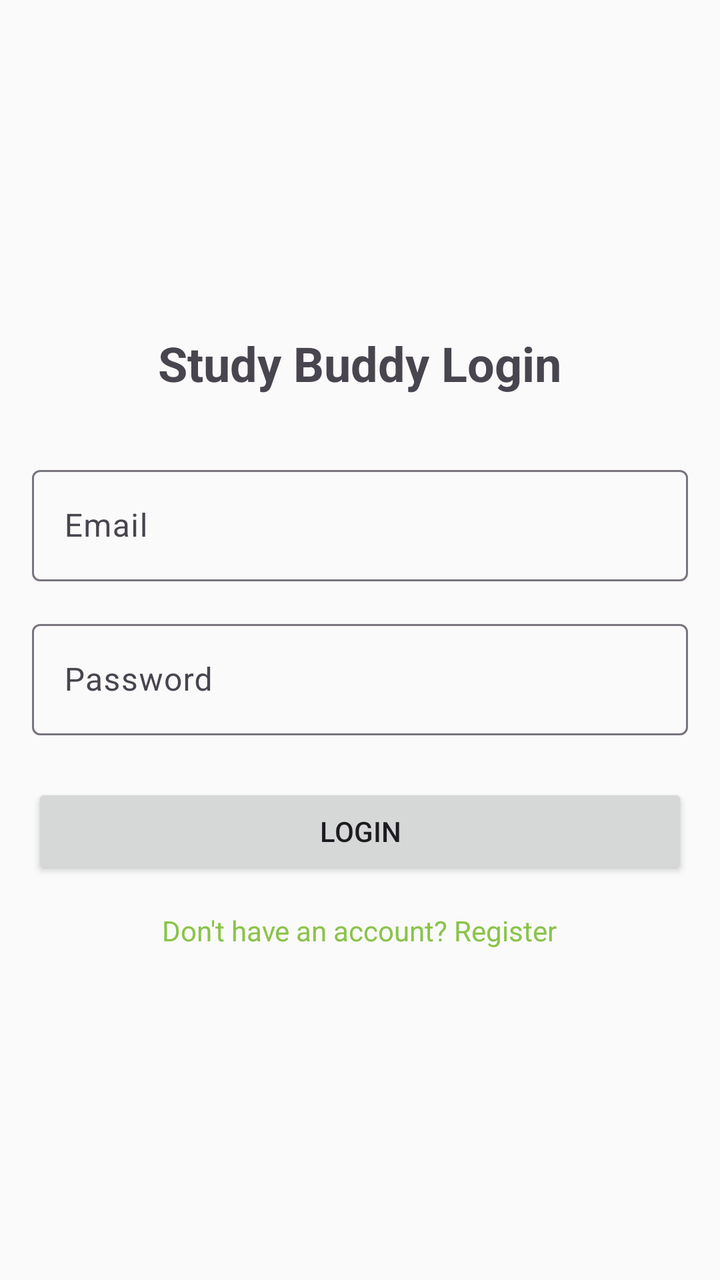
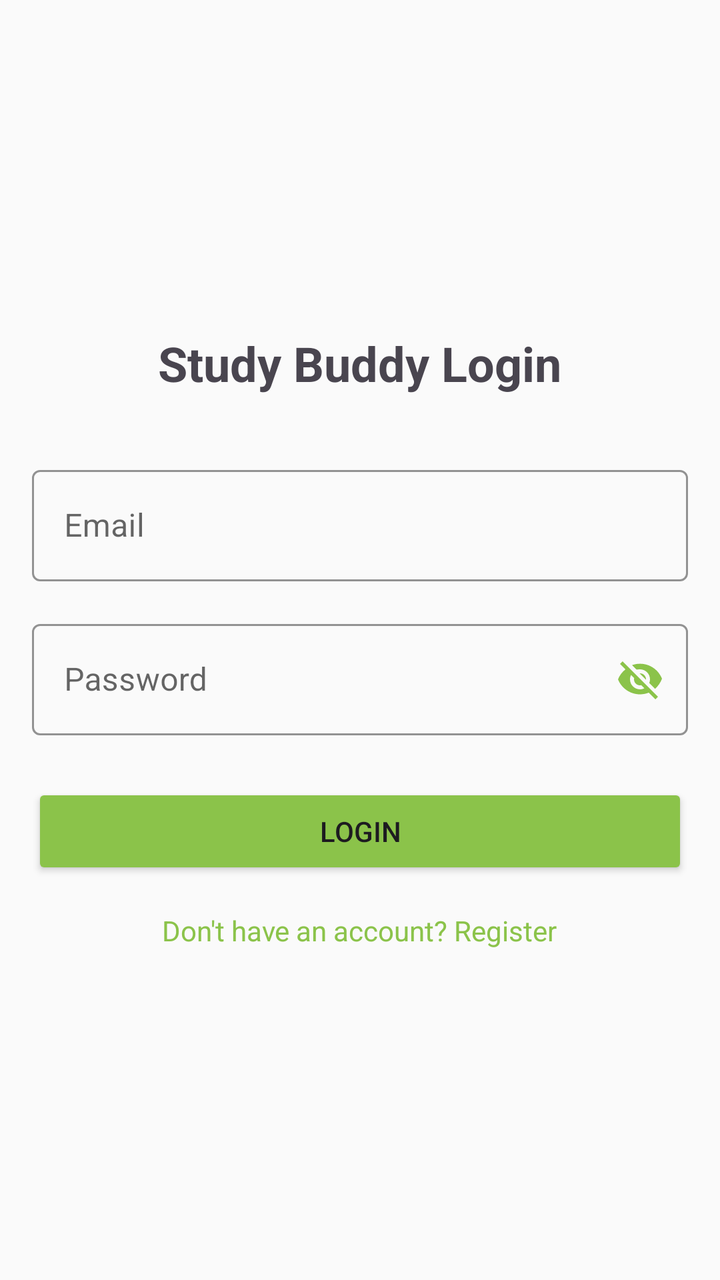

An Android layout rendered at two revisions. The XML below is the earlier revision; the diff shows what the commit changed to produce the second picture.
<!-- AndroidManifest.xml: application theme Theme.StudyBuddy -->
<!-- res/layout/fragment_login.xml -->
<?xml version="1.0" encoding="utf-8"?>
<LinearLayout xmlns:android="http://schemas.android.com/apk/res/android"
    android:layout_width="match_parent"
    android:layout_height="match_parent"
    android:gravity="center"
    android:orientation="vertical"
    android:padding="16dp">

    <TextView
        android:layout_width="wrap_content"
        android:layout_height="wrap_content"
        android:text="Study Buddy Login"
        android:textSize="24sp"
        android:textStyle="bold" />

    <com.google.android.material.textfield.TextInputLayout
        android:layout_width="match_parent"
        android:layout_height="wrap_content"
        android:layout_marginTop="32dp">

        <com.google.android.material.textfield.TextInputEditText
            android:id="@+id/emailEditText"
            android:layout_width="match_parent"
            android:layout_height="wrap_content"
            android:hint="Email"
            android:inputType="textEmailAddress" />
    </com.google.android.material.textfield.TextInputLayout>

    <com.google.android.material.textfield.TextInputLayout
        android:layout_width="match_parent"
        android:layout_height="wrap_content"
        android:layout_marginTop="16dp">

        <com.google.android.material.textfield.TextInputEditText
            android:id="@+id/passwordEditText"
            android:layout_width="match_parent"
            android:layout_height="wrap_content"
            android:hint="Password"
            android:inputType="textPassword" />
    </com.google.android.material.textfield.TextInputLayout>

    <Button
        android:id="@+id/loginButton"
        android:layout_width="match_parent"
        android:layout_height="wrap_content"
        android:layout_marginTop="24dp"
        android:text="Login" />

    <TextView
        android:id="@+id/registerTextView"
        android:layout_width="wrap_content"
        android:layout_height="wrap_content"
        android:layout_marginTop="16dp"
        android:text="Don't have an account? Register"
        android:textColor="?attr/colorPrimary" />

</LinearLayout>
<!-- resources referenced by this layout -->
<resources>
  <style name="Theme.StudyBuddy" parent="Base.Theme.StudyBuddy" />
  <style name="Base.Theme.StudyBuddy" parent="Theme.Material3.DayNight.NoActionBar">
          
          <item name="colorPrimary">@color/green_primary</item>
          <item name="colorPrimaryVariant">@color/green_primary_variant</item>
          <item name="colorOnPrimary">@color/white</item>
  
          <item name="colorSecondary">@color/green_secondary</item>
          <item name="colorSecondaryVariant">@color/green_primary_variant</item>
          <item name="colorOnSecondary">@color/black</item>
  
          <item name="android:statusBarColor">?attr/colorPrimaryVariant</item>
          <item name="android:windowBackground">@color/background_white</item>
          <item name="colorSurface">@color/surface_white</item>
  
          
          <item name="colorOnSurface">@color/black</item>
          <item name="colorOnBackground">@color/black</item>
      </style>
  <color name="green_primary">#8BC34A</color>
  <color name="green_primary_variant">#689F38</color>
  <color name="white">#FFFFFFFF</color>
  <color name="green_secondary">#DCEDC8</color>
  <color name="black">#FF000000</color>
  <color name="background_white">#FAFAFA</color>
  <color name="surface_white">#FFFFFF</color>
</resources>

<!-- the commit's change to res/layout/fragment_login.xml (unified diff, before → after) -->
@@ -1,5 +1,6 @@
 <?xml version="1.0" encoding="utf-8"?>
 <LinearLayout xmlns:android="http://schemas.android.com/apk/res/android"
+    xmlns:app="http://schemas.android.com/apk/res-auto"
     android:layout_width="match_parent"
     android:layout_height="match_parent"
     android:gravity="center"
@@ -14,9 +15,12 @@
         android:textStyle="bold" />
 
     <com.google.android.material.textfield.TextInputLayout
+        style="@style/Widget.MaterialComponents.TextInputLayout.OutlinedBox"
         android:layout_width="match_parent"
         android:layout_height="wrap_content"
-        android:layout_marginTop="32dp">
+        android:layout_marginTop="32dp"
+        app:boxStrokeColor="@color/green_primary"
+        app:hintTextColor="@color/green_primary">
 
         <com.google.android.material.textfield.TextInputEditText
             android:id="@+id/emailEditText"
@@ -27,9 +31,15 @@
     </com.google.android.material.textfield.TextInputLayout>
 
     <com.google.android.material.textfield.TextInputLayout
+        style="@style/Widget.MaterialComponents.TextInputLayout.OutlinedBox"
         android:layout_width="match_parent"
         android:layout_height="wrap_content"
-        android:layout_marginTop="16dp">
+        android:layout_marginTop="16dp"
+        app:boxStrokeColor="@color/green_primary"
+        app:endIconDrawable="@drawable/sl_password_eye"
+        app:endIconMode="password_toggle"
+        app:endIconTint="@color/green_primary"
+        app:hintTextColor="@color/green_primary">
 
         <com.google.android.material.textfield.TextInputEditText
             android:id="@+id/passwordEditText"
@@ -44,6 +54,7 @@
         android:layout_width="match_parent"
         android:layout_height="wrap_content"
         android:layout_marginTop="24dp"
+        android:backgroundTint="@color/green_primary"
         android:text="Login" />
 
     <TextView
@@ -52,6 +63,6 @@
         android:layout_height="wrap_content"
         android:layout_marginTop="16dp"
         android:text="Don't have an account? Register"
-        android:textColor="?attr/colorPrimary" />
+        android:textColor="@color/green_primary" />
 
 </LinearLayout>
<!-- resource entries referenced after the edit -->
@@ -1,6 +1,33 @@
 <!-- resources referenced by this layout -->
 <resources>
+  <color name="green_primary">#8BC34A</color>
+  <!-- drawable sl_password_eye (drawable) -->
+  <?xml version="1.0" encoding="utf-8"?>
+  <selector xmlns:android="http://schemas.android.com/apk/res/android">
+      <item android:drawable="@drawable/ic_eye_open" android:state_checked="true" />
+      <item android:drawable="@drawable/ic_eye_closed" />
+  </selector>
   <style name="Theme.StudyBuddy" parent="Base.Theme.StudyBuddy" />
+  <!-- drawable ic_eye_open (drawable) -->
+  <vector xmlns:android="http://schemas.android.com/apk/res/android"
+      android:width="24dp"
+      android:height="24dp"
+      android:viewportWidth="24"
+      android:viewportHeight="24">
+      <path
+          android:fillColor="#000000"
+          android:pathData="M12,4.5C7,4.5 2.73,7.61 1,12c1.73,4.39 6,7.5 11,7.5s9.27,-3.11 11,-7.5c-1.73,-4.39 -6,-7.5 -11,-7.5zM12,17c-2.76,0 -5,-2.24 -5,-5s2.24,-5 5,-5 5,2.24 5,5 -2.24,5 -5,5zm0,-8c-1.66,0 -3,1.34 -3,3s1.34,3 3,3 3,-1.34 3,-3 -1.34,-3 -3,-3z"/>
+  </vector>
+  <!-- drawable ic_eye_closed (drawable) -->
+  <vector xmlns:android="http://schemas.android.com/apk/res/android"
+      android:width="24dp"
+      android:height="24dp"
+      android:viewportWidth="24"
+      android:viewportHeight="24">
+      <path
+          android:fillColor="#000000"
+          android:pathData="M12,7c2.76,0 5,2.24 5,5 0,0.65 -0.13,1.26 -0.36,1.82l2.92,2.92c1.51,-1.39 2.72,-3.12 3.44,-5.04 -1.73,-4.39 -6,-7.5 -11,-7.5 -1.4,0 -2.74,0.25 -3.98,0.7l2.16,2.16C10.74,7.13 11.35,7 12,7zM2,4.27l2.28,2.28 0.46,0.46C3.08,8.3 1.78,10.02 1,12c1.73,4.39 6,7.5 11,7.5 1.55,0 3.03,-0.3 4.38,-0.84l0.42,0.42L19.73,22 21,20.73 3.27,3 2,4.27zM7.53,9.8l1.55,1.55c-0.05,0.21 -0.08,0.43 -0.08,0.65 0,1.66 1.34,3 3,3 0.22,0 0.44,-0.03 0.65,-0.08l1.55,1.55c-0.67,0.33 -1.41,0.53 -2.2,0.53 -2.76,0 -5,-2.24 -5,-5 0,-0.79 0.2,-1.53 0.53,-2.2zM11.84,9.02l3.15,3.15 0.02,-0.16c0,-1.66 -1.34,-3 -3,-3l-0.17,0.01z"/>
+  </vector>
   <style name="Base.Theme.StudyBuddy" parent="Theme.Material3.DayNight.NoActionBar">
           
           <item name="colorPrimary">@color/green_primary</item>
@@ -19,7 +46,6 @@
           <item name="colorOnSurface">@color/black</item>
           <item name="colorOnBackground">@color/black</item>
       </style>
-  <color name="green_primary">#8BC34A</color>
   <color name="green_primary_variant">#689F38</color>
   <color name="white">#FFFFFFFF</color>
   <color name="green_secondary">#DCEDC8</color>
